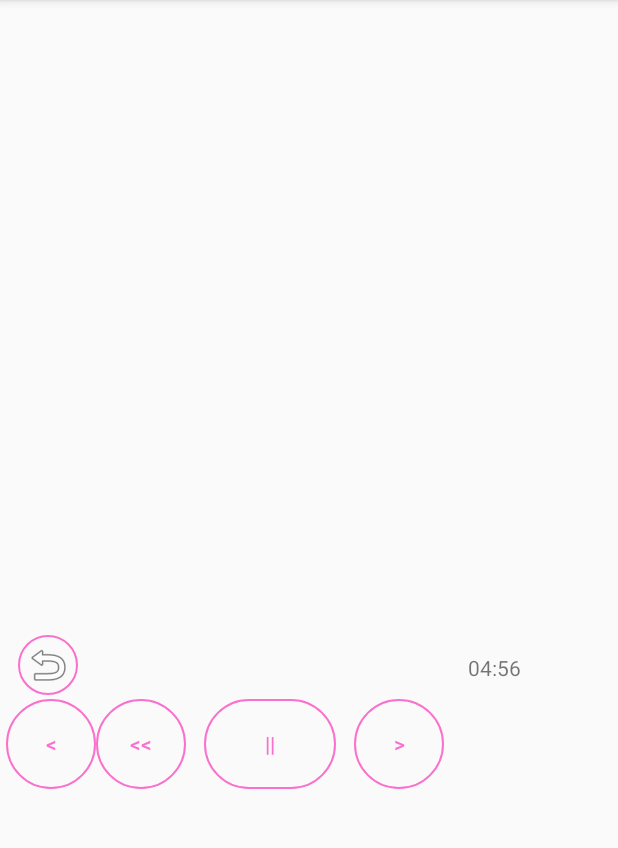
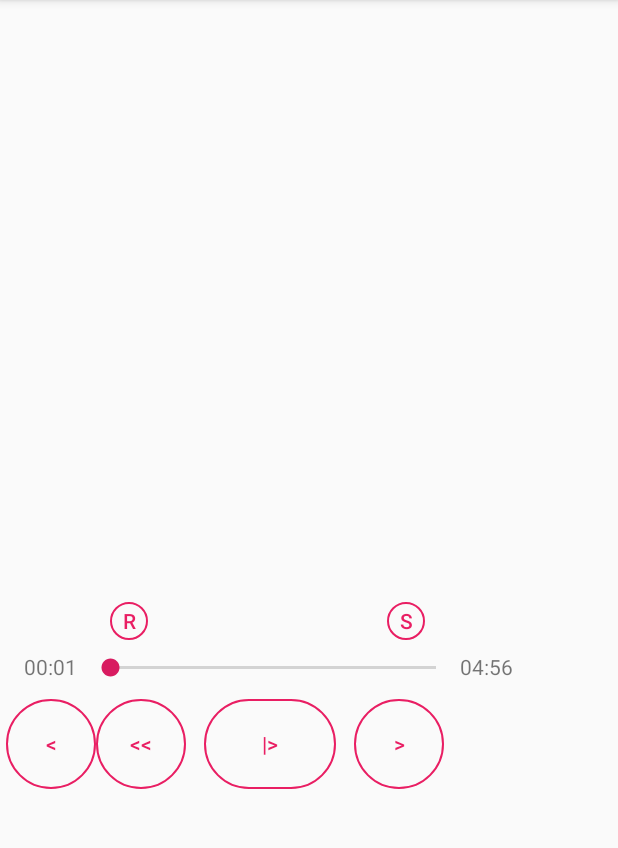
Before and after one commit to justdvnsh/D-Player, an Android app: the screen it shows after launch (MainActivity), on a phone screen of 412 x 824 dp, the part 84-932 px from its top. Run offline under Robolectric (Android 15) with nearby library versions, the phone set to English and light mode, and no system bars.

Commit message:
added shuffle and repeat buttons . Using same button for play and pause . Added a seek bar and upgraded the styling

```diff
--- a/app/src/main/java/com/example/d_player/MainActivity.java
+++ b/app/src/main/java/com/example/d_player/MainActivity.java
@@ -13,27 +13,29 @@ import androidx.appcompat.widget.Toolbar;
 import android.view.View;
 import android.view.Menu;
 import android.view.MenuItem;
+import android.widget.Button;
 import android.widget.MediaController;
+import android.widget.ToggleButton;
 import android.widget.VideoView;
 
 public class MainActivity extends AppCompatActivity {
 
     MediaPlayer mediaPlayer;
+//    Button playPause = findViewById(R.id.play);
 
-    public void play(View view) {
+    public void playMusic(View view) {
 
-        mediaPlayer.start();
+       Button playPause = findViewById(R.id.play);
 
+       if (!mediaPlayer.isPlaying()) {
+           mediaPlayer.start();
+           playPause.setText(R.string.pause);
+       } else {
+           mediaPlayer.pause();
+           playPause.setText(R.string.play);
+       }
 
     }
-
-    public void pause(View view) {
-
-        mediaPlayer.pause();
-
-
-    }
-
 
     @Override
     protected void onCreate(Bundle savedInstanceState) {
@@ -42,7 +44,7 @@ public class MainActivity extends AppCompatActivity {
         Toolbar toolbar = findViewById(R.id.toolbar);
         setSupportActionBar(toolbar);
 
-        mediaPlayer = MediaPlayer.create(this, R.raw.vocal);
+        mediaPlayer = MediaPlayer.create(this, R.raw.fast_foot);
     }
 
     @Override
--- a/app/src/main/res/drawable-v24/buttons.xml
+++ b/app/src/main/res/drawable-v24/buttons.xml
@@ -7,6 +7,6 @@
 
     <stroke
         android:width="1dp"
-        android:color="#fa71cd" />
+        android:color="#E91E63" />
 
 </shape>
--- a/app/src/main/res/layout/content_main.xml
+++ b/app/src/main/res/layout/content_main.xml
@@ -18,7 +18,7 @@
         android:layout_marginBottom="21dp"
         android:background="@drawable/buttons"
         android:text="@string/back"
-        android:textColor="#fa71cd"
+        android:textColor="#E91E63"
         app:layout_constraintBottom_toBottomOf="parent"
         app:layout_constraintStart_toStartOf="parent"
         app:layout_constraintTop_toTopOf="parent"
@@ -32,21 +32,22 @@
         android:layout_marginLeft="60dp"
         android:background="@drawable/buttons"
         android:text="@string/rewind"
-        android:textColor="#fa71cd"
+        android:textColor="#E91E63"
         app:layout_constraintBottom_toBottomOf="@+id/button"
         app:layout_constraintStart_toStartOf="@+id/button"
         app:layout_constraintTop_toTopOf="@+id/button"
         app:layout_constraintVertical_bias="1.0" />
 
     <Button
-        android:id="@+id/button5"
+        android:id="@+id/play"
         android:layout_width="wrap_content"
         android:layout_height="60dp"
         android:layout_marginStart="72dp"
         android:layout_marginLeft="72dp"
         android:background="@drawable/buttons"
-        android:text="@string/pause"
-        android:textColor="#fa71cd"
+        android:onClick="playMusic"
+        android:text="@string/play"
+        android:textColor="#E91E63"
         app:layout_constraintBottom_toBottomOf="@+id/button4"
         app:layout_constraintStart_toStartOf="@+id/button4"
         app:layout_constraintTop_toTopOf="@+id/button4"
@@ -60,10 +61,10 @@
         android:layout_marginLeft="100dp"
         android:background="@drawable/buttons"
         android:text="@string/next"
-        android:textColor="#fa71cd"
-        app:layout_constraintBottom_toBottomOf="@+id/button5"
-        app:layout_constraintStart_toStartOf="@+id/button5"
-        app:layout_constraintTop_toTopOf="@+id/button5"
+        android:textColor="#E91E63"
+        app:layout_constraintBottom_toBottomOf="@+id/play"
+        app:layout_constraintStart_toStartOf="@+id/play"
+        app:layout_constraintTop_toTopOf="@+id/play"
         app:layout_constraintVertical_bias="0.0" />
 
     <Button
@@ -74,7 +75,7 @@
         android:layout_marginLeft="68dp"
         android:background="@drawable/buttons"
         android:text="@string/forward"
-        android:textColor="#fa71cd"
+        android:textColor="#E91E63"
         app:layout_constraintBottom_toBottomOf="@+id/button6"
         app:layout_constraintEnd_toEndOf="@+id/button6"
         app:layout_constraintHorizontal_bias="0.117"
@@ -82,41 +83,78 @@
         app:layout_constraintTop_toTopOf="@+id/button6"
         app:layout_constraintVertical_bias="0.0" />
 
-    <ImageButton
-        android:id="@+id/imageButton"
-        android:layout_width="40dp"
-        android:layout_height="40dp"
-        android:layout_marginTop="423dp"
-        android:layout_marginEnd="4dp"
-        android:layout_marginRight="4dp"
-        android:layout_marginBottom="3dp"
+    <Button
+        android:id="@+id/repeat"
+        android:layout_width="25dp"
+        android:layout_height="25dp"
+        android:layout_marginStart="16dp"
+        android:layout_marginLeft="16dp"
+        android:layout_marginTop="14dp"
+        android:layout_marginBottom="8dp"
         android:background="@drawable/buttons"
-        android:textColor="#fa71cd"
-        app:layout_constraintBottom_toTopOf="@+id/button"
-        app:layout_constraintEnd_toEndOf="@+id/button"
-        app:layout_constraintHorizontal_bias="0.5"
-        app:layout_constraintStart_toStartOf="@+id/button"
-        app:layout_constraintTop_toTopOf="parent"
-        app:layout_constraintVertical_bias="0.0"
-        app:srcCompat="@android:drawable/ic_menu_revert" />
+        android:textColor="#E91E63"
+        android:text="R"
+        app:layout_constraintBottom_toTopOf="@+id/seekBar"
+        app:layout_constraintStart_toStartOf="@+id/seekBar"
+        app:layout_constraintTop_toBottomOf="@+id/scrollView2"
+         />
+
+    <Button
+        android:id="@+id/shuffle"
+        android:layout_width="25dp"
+        android:layout_height="25dp"
+        android:layout_marginStart="159dp"
+        android:layout_marginLeft="159dp"
+        android:layout_marginTop="14dp"
+        android:layout_marginEnd="9dp"
+        android:layout_marginRight="9dp"
+        android:layout_marginBottom="8dp"
+        android:background="@drawable/buttons"
+        android:text="S"
+        android:textColor="#E91E63"
+        app:layout_constraintBottom_toTopOf="@+id/seekBar"
+        app:layout_constraintEnd_toEndOf="@+id/seekBar"
+        app:layout_constraintHorizontal_bias="0.0"
+        app:layout_constraintStart_toEndOf="@+id/repeat"
+        app:layout_constraintTop_toBottomOf="@+id/scrollView2"
+        />
 
     <TextView
         android:id="@+id/textView6"
         android:layout_width="41dp"
         android:layout_height="24dp"
-        android:layout_marginStart="300dp"
-        android:layout_marginLeft="300dp"
-        android:layout_marginTop="12dp"
+        android:layout_marginTop="47dp"
+        android:layout_marginBottom="8dp"
         android:text="04:56"
-        app:layout_constraintStart_toStartOf="@+id/imageButton"
-        app:layout_constraintTop_toTopOf="@+id/imageButton" />
+        app:layout_constraintBottom_toTopOf="@+id/button7"
+        app:layout_constraintStart_toEndOf="@+id/seekBar"
+        app:layout_constraintTop_toBottomOf="@+id/scrollView2"
+        app:layout_constraintVertical_bias="0.0" />
+
+    <TextView
+        android:id="@+id/textView"
+        android:layout_width="41dp"
+        android:layout_height="24dp"
+        android:layout_marginStart="16dp"
+        android:layout_marginLeft="16dp"
+        android:layout_marginTop="47dp"
+        android:layout_marginEnd="354dp"
+        android:layout_marginRight="354dp"
+        android:layout_marginBottom="8dp"
+        android:text="00:01"
+        app:layout_constraintBottom_toTopOf="@+id/button"
+        app:layout_constraintEnd_toEndOf="parent"
+        app:layout_constraintHorizontal_bias="0.0"
+        app:layout_constraintStart_toStartOf="parent"
+        app:layout_constraintTop_toBottomOf="@+id/scrollView2" />
 
     <ScrollView
-        android:layout_width="404dp"
-        android:layout_height="373dp"
+        android:id="@+id/scrollView2"
+        android:layout_width="403dp"
+        android:layout_height="385dp"
         android:layout_marginTop="2dp"
         android:layout_marginBottom="113dp"
-        app:layout_constraintBottom_toTopOf="@+id/button5"
+        app:layout_constraintBottom_toTopOf="@+id/play"
         app:layout_constraintEnd_toEndOf="parent"
         app:layout_constraintHorizontal_bias="0.571"
         app:layout_constraintStart_toStartOf="parent"
@@ -129,4 +167,15 @@
             android:orientation="vertical" />
     </ScrollView>
 
+    <SeekBar
+        android:id="@+id/seekBar"
+        android:layout_width="249dp"
+        android:layout_height="21dp"
+        android:layout_marginTop="47dp"
+        android:layout_marginBottom="11dp"
+        app:layout_constraintBottom_toTopOf="@+id/button"
+        app:layout_constraintStart_toEndOf="@+id/textView"
+        app:layout_constraintTop_toBottomOf="@+id/scrollView2"
+        app:layout_constraintVertical_bias="0.0" />
+
 </androidx.constraintlayout.widget.ConstraintLayout>
--- a/app/src/main/res/values/strings.xml
+++ b/app/src/main/res/values/strings.xml
@@ -6,4 +6,5 @@
     <string name="forward"><![CDATA[>>]]></string>
     <string name="next"><![CDATA[>]]></string>
     <string name="pause">||</string>
+    <string name="play">|></string>
 </resources>
```
Also changed, not shown: 1 other file.
